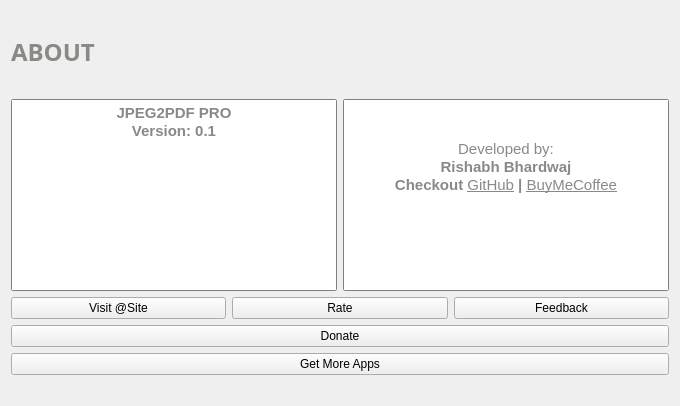
Before: the Qt Designer form src/about.ui in rishabh3354/JPG2PDF, drawn with Qt 5.
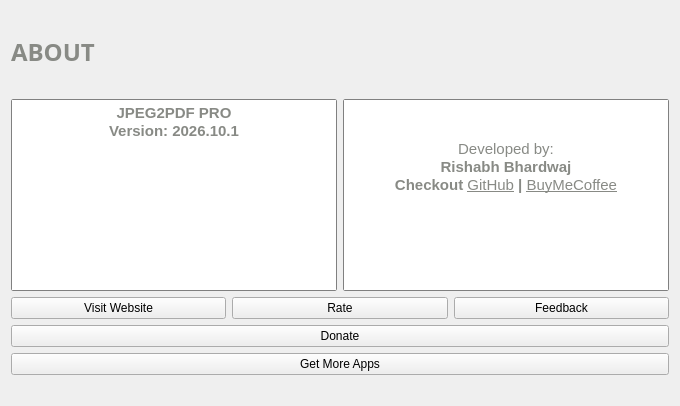
After: the same form once the commit is applied. Icons and pictures are not drawn.

```diff
--- a/src/about.ui
+++ b/src/about.ui
@@ -78,7 +78,7 @@
 &lt;/style&gt;&lt;/head&gt;&lt;body style=&quot; font-family:'Ubuntu'; font-size:11pt; font-weight:400; font-style:normal;&quot;&gt;
 &lt;p align=&quot;center&quot; style=&quot; margin-top:0px; margin-bottom:0px; margin-left:0px; margin-right:0px; -qt-block-indent:0; text-indent:0px;&quot;&gt;&lt;img src=&quot;:/myresource/resource/jpg2pdf.png&quot; width=&quot;110&quot; /&gt;&lt;/p&gt;
 &lt;p align=&quot;center&quot; style=&quot; margin-top:0px; margin-bottom:0px; margin-left:0px; margin-right:0px; -qt-block-indent:0; text-indent:0px;&quot;&gt;&lt;span style=&quot; font-weight:600; color:#888a85;&quot;&gt;JPEG2PDF PRO&lt;/span&gt;&lt;/p&gt;
-&lt;p align=&quot;center&quot; style=&quot; margin-top:0px; margin-bottom:0px; margin-left:0px; margin-right:0px; -qt-block-indent:0; text-indent:0px;&quot;&gt;&lt;span style=&quot; font-weight:600; color:#888a85;&quot;&gt;Version: 0.1&lt;/span&gt;&lt;/p&gt;
+&lt;p align=&quot;center&quot; style=&quot; margin-top:0px; margin-bottom:0px; margin-left:0px; margin-right:0px; -qt-block-indent:0; text-indent:0px;&quot;&gt;&lt;span style=&quot; font-weight:600; color:#888a85;&quot;&gt;Version: 2026.10.1&lt;/span&gt;&lt;/p&gt;
 &lt;p align=&quot;center&quot; style=&quot;-qt-paragraph-type:empty; margin-top:0px; margin-bottom:0px; margin-left:0px; margin-right:0px; -qt-block-indent:0; text-indent:0px; color:#888a85;&quot;&gt;&lt;br /&gt;&lt;/p&gt;&lt;/body&gt;&lt;/html&gt;</string>
          </property>
          <property name="openExternalLinks">
@@ -146,7 +146,7 @@
         <string notr="true"/>
        </property>
        <property name="text">
-        <string>Visit @Site</string>
+        <string>Visit Website</string>
        </property>
        <property name="icon">
         <iconset resource="resource.qrc">
```
